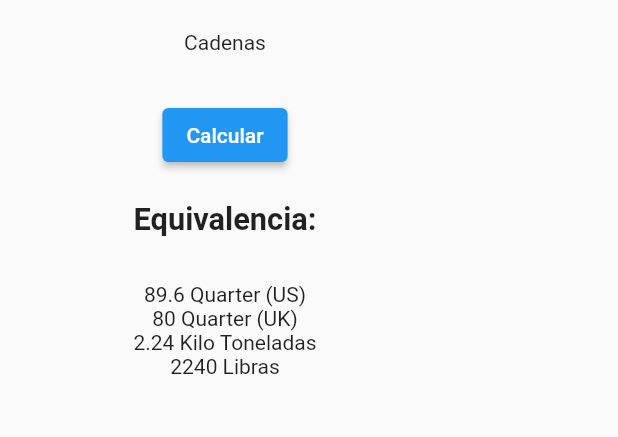
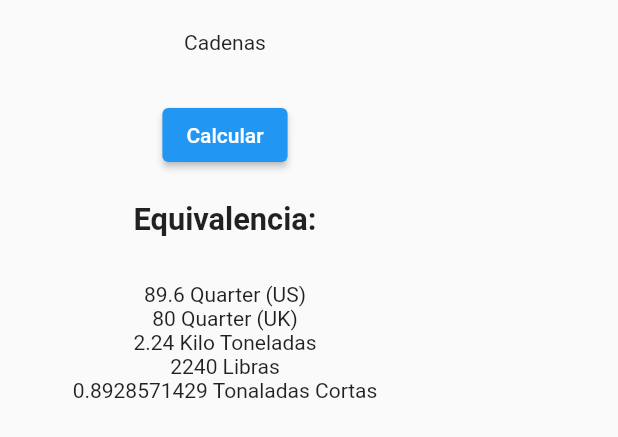
Before and after one commit to Chris-AM/imperial_to_metric_flutter, a Flutter app: the LongTonScreen widget shown alone on an empty page, opened directly with empty values, on a phone screen of 412 x 824 dp. Shown: the top 437 px of the screen. Run offline on Flutter 3.47's test engine with Material 2 defaults, Android fonts, the light colour scheme and no system bars; our stand-ins replace keyboard_actions.

Commit message:
adding short ton equivalence

```diff
--- a/lib/screens/mass_screen/long_ton_screen/long_ton_screen.dart
+++ b/lib/screens/mass_screen/long_ton_screen/long_ton_screen.dart
@@ -33,6 +33,7 @@ class LongTonScreen extends StatelessWidget {
                       Text('80 Quarter (UK)'),
                       Text('2.24 Kilo Toneladas'),
                       Text('2240 Libras'),
+                      Text('0.8928571429 Tonaladas Cortas'),
                     ],
                   ),
                 ),
```
